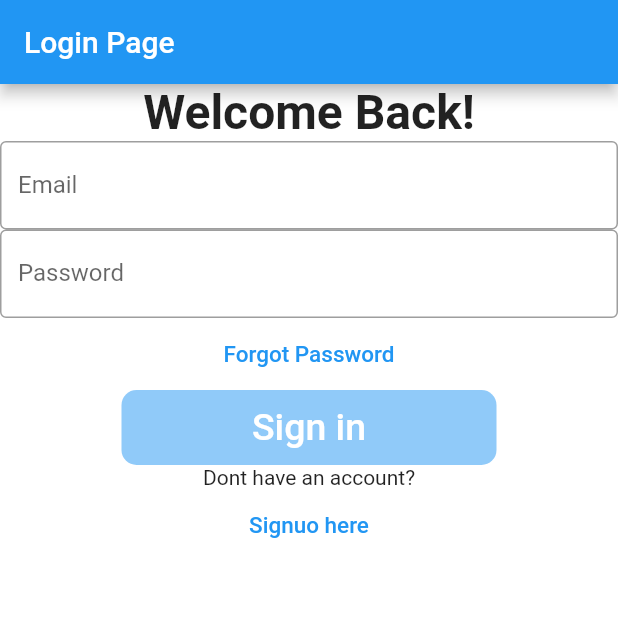
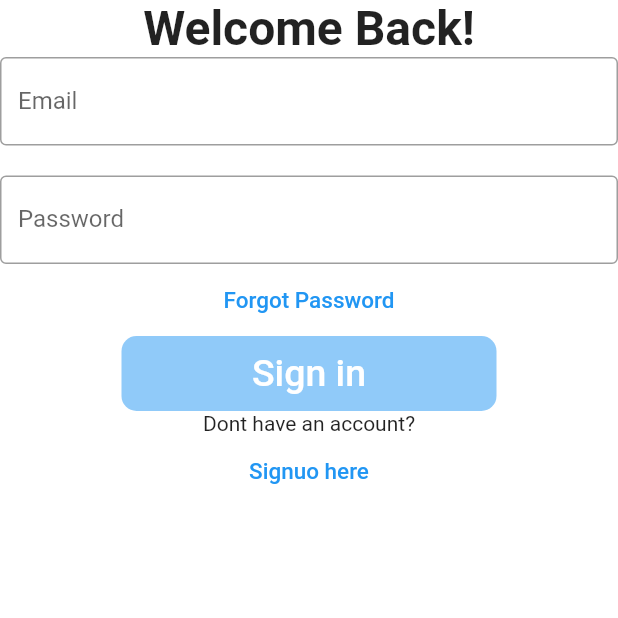
Before and after one commit to ronealdenila/davnor-medicare, a Flutter app: the screen it shows after launch, on a phone screen of 412 x 824 dp, the top half of it. Run offline on Flutter 3.47's test engine with Material 2 defaults, Android fonts, the phone set to English and light mode, and no system bars.

Commit message:
removed appbar and add safearea widget

```diff
--- a/lib/main.dart
+++ b/lib/main.dart
@@ -26,13 +26,15 @@ class Authentication extends StatefulWidget {
 class _AuthenticationState extends State<Authentication> {
   @override
   Widget build(BuildContext context) {
-    return Scaffold(
+    return SafeArea(
+      child: Scaffold(
         backgroundColor: Colors.white,
-      appBar: AppBar(
-        title: Text("Login Page"),
-      ),
+        // appBar: AppBar(
+        //   title: Text("Login Page"),
+        // ),
         body: SingleChildScrollView(
-        child: Column(children: <Widget>[
+          child: Column(
+            children: <Widget>[
               Text(
                 'Welcome Back!',
                 style: TextStyle(fontWeight: FontWeight.bold, fontSize: 32),
@@ -43,6 +45,7 @@ class _AuthenticationState extends State<Authentication> {
                     labelText: 'Email',
                     hintText: 'Enter valid email id as abc@gmail.com'),
               ),
+              SizedBox(height: 20),
               TextField(
                 obscureText: true,
                 decoration: InputDecoration(
@@ -85,7 +88,9 @@ class _AuthenticationState extends State<Authentication> {
                   style: TextStyle(color: Colors.blue, fontSize: 15),
                 ),
               ),
-        ]),
+            ],
+          ),
+        ),
       ),
     );
   }
```
Lines whose indentation alone changed are shown as unchanged.
